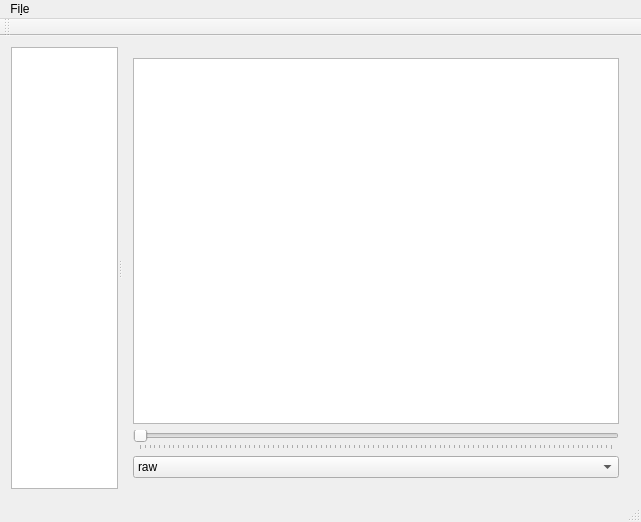
The window that clifview.ui (hendrikschilling/clifview) describes before a commit, drawn with Qt 5.
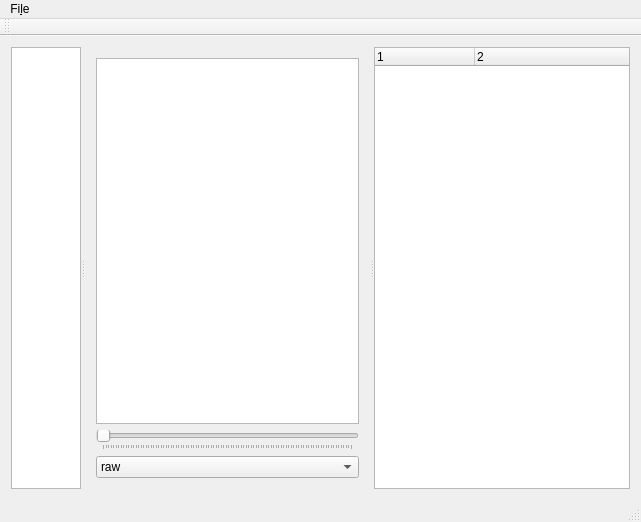
The same window after the commit. Custom widgets are drawn as their Qt base class.

Commit message: tree view for lf contents

Diff of the .ui file:
```diff
--- a/clifview.ui
+++ b/clifview.ui
@@ -27,7 +27,7 @@
     </sizepolicy>
    </property>
    <layout class="QGridLayout" name="gridLayout_2">
-    <item row="0" column="0">
+    <item row="0" column="1">
      <widget class="QSplitter" name="splitter">
       <property name="orientation">
        <enum>Qt::Horizontal</enum>
@@ -94,6 +94,21 @@
         </item>
        </layout>
       </widget>
+      <widget class="QTreeWidget" name="tree">
+       <property name="columnCount">
+        <number>2</number>
+       </property>
+       <column>
+        <property name="text">
+         <string notr="true">1</string>
+        </property>
+       </column>
+       <column>
+        <property name="text">
+         <string notr="true">2</string>
+        </property>
+       </column>
+      </widget>
      </widget>
     </item>
    </layout>
```
The commit also changes 2 other files.
